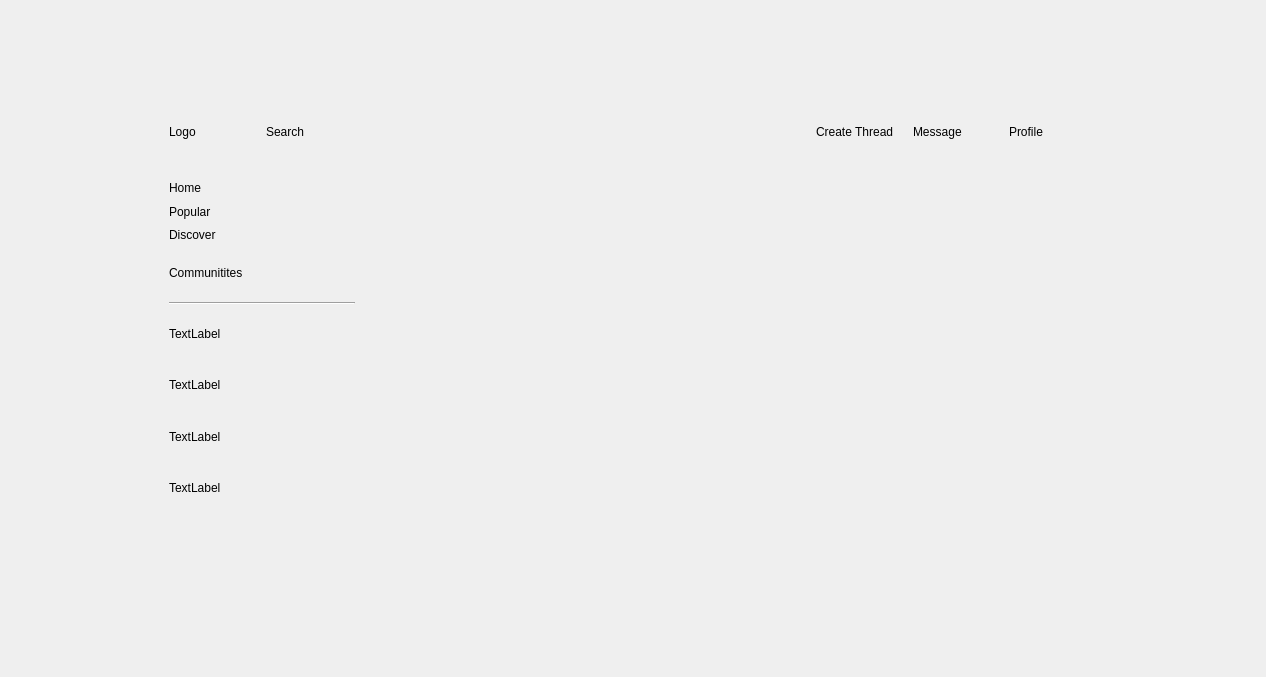
ibrahimamam1/termiNet, file screens/home/home.ui: the form before one commit.
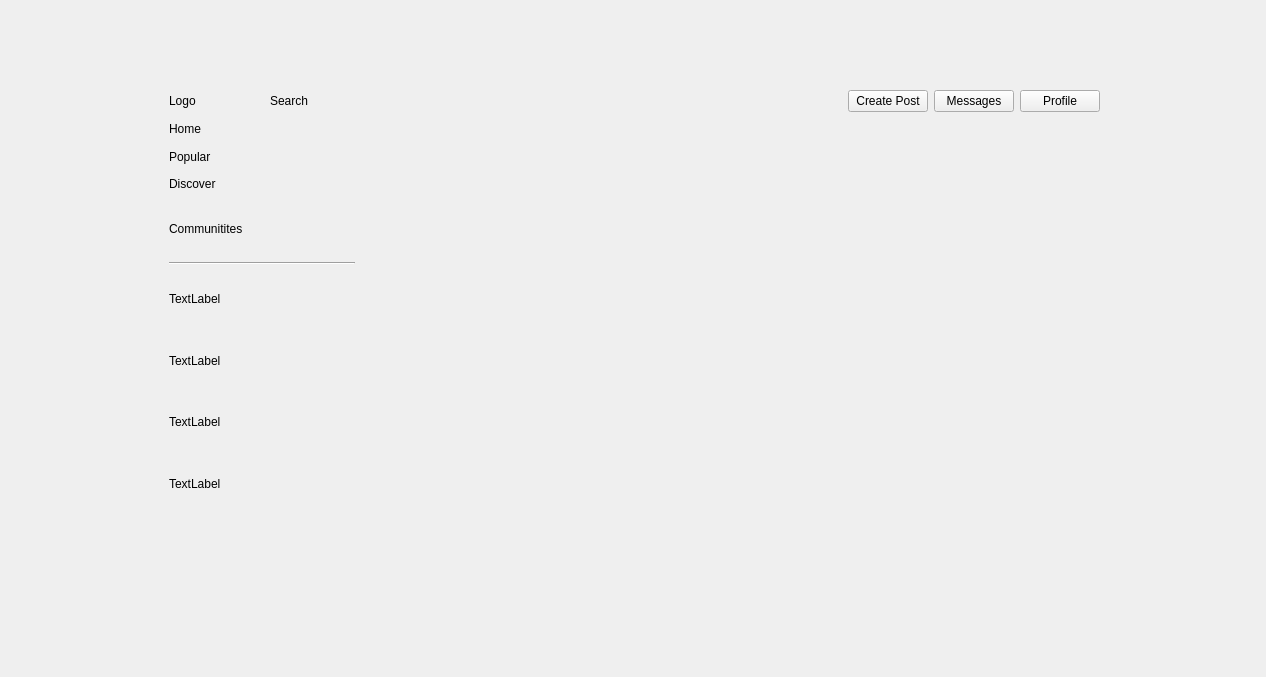
The form after the commit.

Commit message: Added Thread Model and Passing UserModel to Home Page

```diff
--- a/screens/home/home.ui
+++ b/screens/home/home.ui
@@ -25,7 +25,7 @@
     </property>
     <layout class="QVBoxLayout" name="verticalLayout" stretch="2,8">
      <item>
-      <layout class="QHBoxLayout" name="horizontalLayout_2" stretch="1,4,2,1,1,1">
+      <layout class="QHBoxLayout" name="topBar" stretch="1,4,2,0,0,0">
        <item>
         <widget class="QLabel" name="label_4">
          <property name="text">
@@ -54,21 +54,21 @@
         </spacer>
        </item>
        <item>
-        <widget class="QLabel" name="label_13">
+        <widget class="QPushButton" name="create_post_btn">
          <property name="text">
-          <string>Create Thread</string>
+          <string>Create Post</string>
          </property>
         </widget>
        </item>
        <item>
-        <widget class="QLabel" name="label_2">
+        <widget class="QPushButton" name="pushButton_2">
          <property name="text">
-          <string>Message</string>
+          <string>Messages</string>
          </property>
         </widget>
        </item>
        <item>
-        <widget class="QLabel" name="label">
+        <widget class="QPushButton" name="pushButton_3">
          <property name="text">
           <string>Profile</string>
          </property>
```
Left out of the diff: 10 changed lines with no effect on the pictures. The commit also changes 15 other files.
